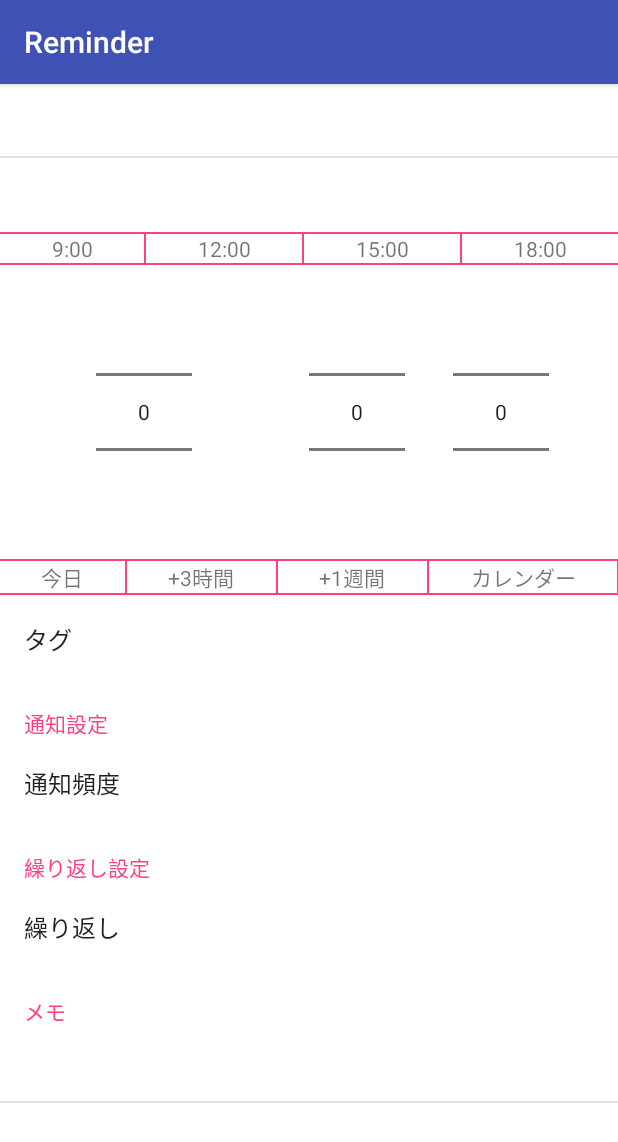
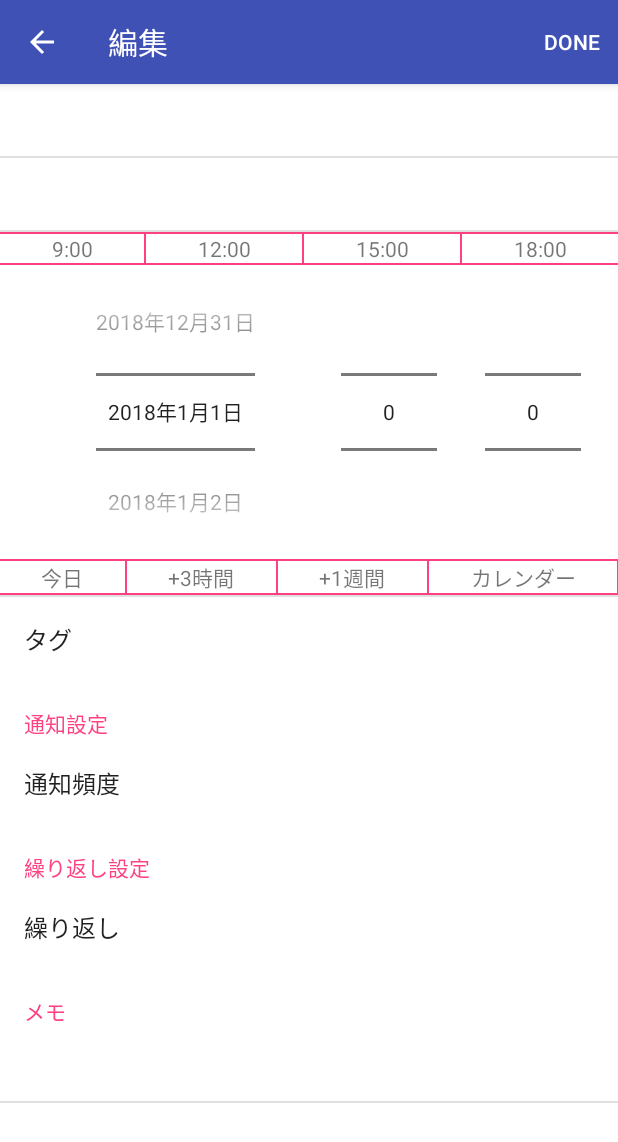
Before and after one commit to hideakikuratsu/KK-Reminder-OSS, an Android app: the MainActivity screen opened directly, with no data from a screen before it, after a tap on "Item", on a phone screen of 412 x 824 dp. Shown: the top 1142 px of the screen. Run offline under Robolectric (Android 15) with nearby library versions, the phone set to English and light mode, and no system bars.

Commit message:
メイン編集画面を一部実装(未完)
・戻るボタン、DONEボタンを追加(DONEは未実装)
・date_pickerを動くように実装(未完)

```diff
--- a/app/src/main/java/com/example/hideaki/reminder/ActionBarFragment.java
+++ b/app/src/main/java/com/example/hideaki/reminder/ActionBarFragment.java
@@ -84,8 +84,8 @@ public class ActionBarFragment extends android.app.Fragment {
     MenuItem toggle_button = menu.findItem(R.id.toggle);
     button = (ToggleButton)toggle_button.getActionView();
 
-    button.setTextOff("To-do");
-    button.setTextOn("Done");
+    button.setTextOff(getResources().getString(R.string.todo));
+    button.setTextOn(getResources().getString(R.string.done));
     button.setChecked(false);
     button.setBackgroundResource(R.drawable.toggle_button);
 
--- a/app/src/main/java/com/example/hideaki/reminder/MainActivity.java
+++ b/app/src/main/java/com/example/hideaki/reminder/MainActivity.java
@@ -16,7 +16,7 @@ import java.util.Date;
 import java.util.List;
 
 public class MainActivity extends AppCompatActivity implements ActionBarFragment.OnFragmentInteractionListener,
-  MainEditFragment.OnFragmentInteractionListener {
+  MainEditFragment.OnFragmentInteractionListener, IntervalEditFragment.OnFragmentInteractionListener {
 
   public static ExpandableListView elv = null;
   private static DBAccessor accessor = null;
--- a/app/src/main/java/com/example/hideaki/reminder/MainEditFragment.java
+++ b/app/src/main/java/com/example/hideaki/reminder/MainEditFragment.java
@@ -6,31 +6,36 @@ import android.preference.EditTextPreference;
 import android.preference.Preference;
 import android.preference.PreferenceFragment;
 import android.support.annotation.Nullable;
+import android.support.v7.app.ActionBar;
+import android.support.v7.app.AppCompatActivity;
 import android.view.LayoutInflater;
+import android.view.Menu;
+import android.view.MenuInflater;
+import android.view.MenuItem;
 import android.view.View;
 import android.view.ViewGroup;
 
 public class MainEditFragment extends PreferenceFragment implements Preference.OnPreferenceClickListener {
 
-  private static final String ITEM = "ITEM";
+  public static final String ITEM = "ITEM";
 
   private OnFragmentInteractionListener mListener;
   EditTextPreference detail;
   EditTextPreference notes;
   Item item = null;
+  ActionBar actionBar;
 
   public static MainEditFragment newInstance() {
     MainEditFragment fragment = new MainEditFragment();
+
     Item item = new Item();
-
     Bundle args = new Bundle();
     args.putSerializable(ITEM, item);
     fragment.setArguments(args);
 
     return fragment;
-  }
 
-  public static MainEditFragment newInstance(Item item) {
+  }  public static MainEditFragment newInstance(Item item) {
     MainEditFragment fragment = new MainEditFragment();
 
     Bundle args = new Bundle();
@@ -44,9 +49,14 @@ public class MainEditFragment extends PreferenceFragment implements Preference.O
   public void onCreate(Bundle savedInstanceState) {
     super.onCreate(savedInstanceState);
     addPreferencesFromResource(R.xml.main_edit);
+    setHasOptionsMenu(true);
 
     Bundle args = getArguments();
     item = (Item)args.getSerializable(ITEM);
+
+    actionBar = ((AppCompatActivity)getActivity()).getSupportActionBar();
+    actionBar.setDisplayHomeAsUpEnabled(true);
+    actionBar.setTitle("編集");
 
     findPreference("tag").setOnPreferenceClickListener(this);
     findPreference("interval").setOnPreferenceClickListener(this);
@@ -80,6 +90,27 @@ public class MainEditFragment extends PreferenceFragment implements Preference.O
     view.setBackgroundColor(getResources().getColor(android.R.color.background_light));
 
     return view;
+  }
+
+  @Override
+  public void onCreateOptionsMenu(Menu menu, MenuInflater inflater) {
+    super.onCreateOptionsMenu(menu, inflater);
+    inflater.inflate(R.menu.main_edit_menu, menu);
+  }
+
+  @Override
+  public boolean onOptionsItemSelected(MenuItem item) {
+    switch(item.getItemId()) {
+      case android.R.id.home:
+        actionBar.setDisplayHomeAsUpEnabled(false);
+        actionBar.setTitle(R.string.app_name);
+        getFragmentManager().popBackStack();
+        return true;
+      case R.id.done:
+        //TODO: "DONE"押下時の処理を記述
+      default:
+        return super.onOptionsItemSelected(item);
+    }
   }
 
   @Override
--- /dev/null
+++ b/app/src/main/java/com/example/hideaki/reminder/MyPreference.java
@@ -0,0 +1,45 @@
+package com.example.hideaki.reminder;
+
+import android.content.Context;
+import android.preference.Preference;
+import android.util.AttributeSet;
+import android.view.View;
+import android.widget.NumberPicker;
+
+import java.util.ArrayList;
+import java.util.Calendar;
+import java.util.List;
+
+public class MyPreference extends Preference {
+
+  public MyPreference(Context context, AttributeSet attrs) {
+    super(context, attrs);
+    setLayoutResource(R.layout.date_picker);
+  }
+
+  public MyPreference(Context context) {
+    super(context);
+  }
+
+  @Override
+  protected void onBindView(View view) {
+    super.onBindView(view);
+
+    List<String> list = new ArrayList<>();
+    Calendar cal = Calendar.getInstance();
+    cal.clear();
+    cal.set(Calendar.YEAR, 2018);
+    for(int i = 0; i < 12; i++) {
+      cal.set(Calendar.MONTH, i);
+      for(int j = 1; j <= cal.getActualMaximum(Calendar.DAY_OF_MONTH); j++) {
+        list.add("2018年" + (i+1) + "月" + j + "日");
+      }
+    }
+
+    NumberPicker picker = view.findViewById(R.id.day);
+    picker.setDisplayedValues(null);
+    picker.setMaxValue(364);
+    picker.setMinValue(0);
+    picker.setDisplayedValues(list.toArray(new String[list.size()]));
+  }
+}
--- /dev/null
+++ b/app/src/main/res/menu/main_edit_menu.xml
@@ -0,0 +1,9 @@
+<?xml version="1.0" encoding="utf-8"?>
+<menu xmlns:app="http://schemas.android.com/apk/res-auto"
+    xmlns:android="http://schemas.android.com/apk/res/android">
+
+    <item
+        android:id="@+id/done"
+        android:title="@string/done"
+        app:showAsAction="always" />
+</menu>
--- a/app/src/main/res/values/strings.xml
+++ b/app/src/main/res/values/strings.xml
@@ -28,6 +28,8 @@
     <string name="home">家事</string>
     <string name="work">仕事</string>
     <string name="shopping">買い物</string>
+    <string name="todo">TO-DO</string>
+    <string name="done">DONE</string>
 
     <!-- TODO: Remove or change this placeholder text -->
     <string name="hello_blank_fragment">Hello blank fragment</string>
--- a/app/src/main/res/xml/main_edit.xml
+++ b/app/src/main/res/xml/main_edit.xml
@@ -7,8 +7,7 @@
 
     <PreferenceScreen android:key="alarm" />
 
-    <PreferenceCategory android:layout="@layout/date_picker">
-    </PreferenceCategory>
+    <com.example.hideaki.reminder.MyPreference />
 
     <PreferenceScreen
         android:key="tag"
```
